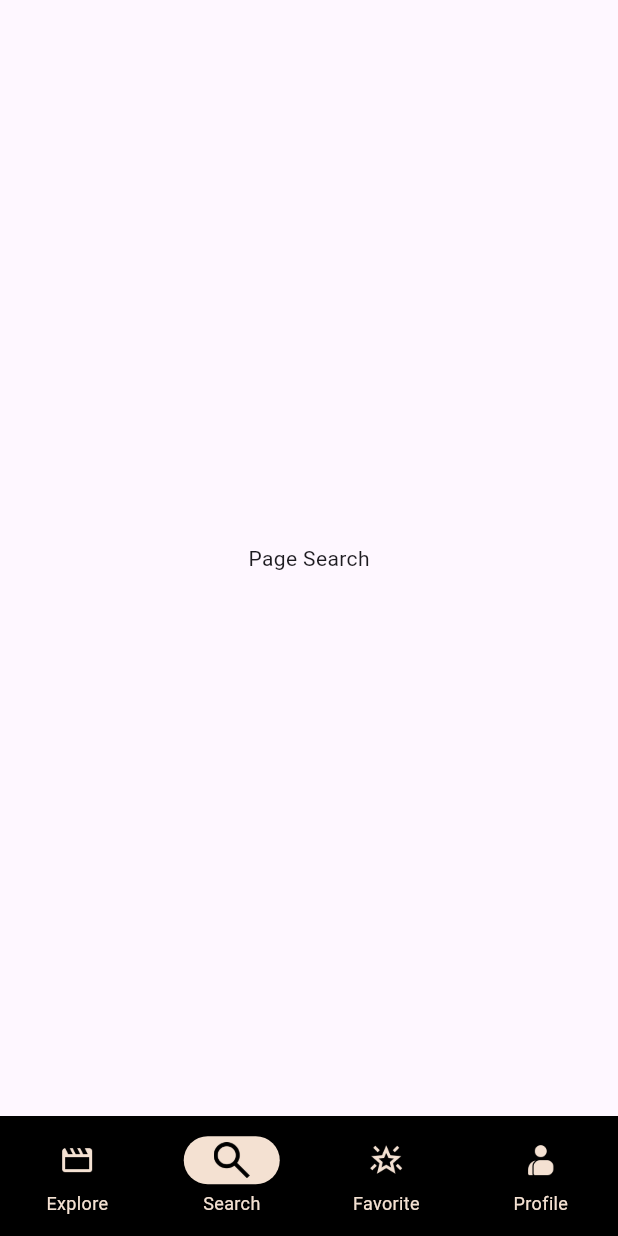
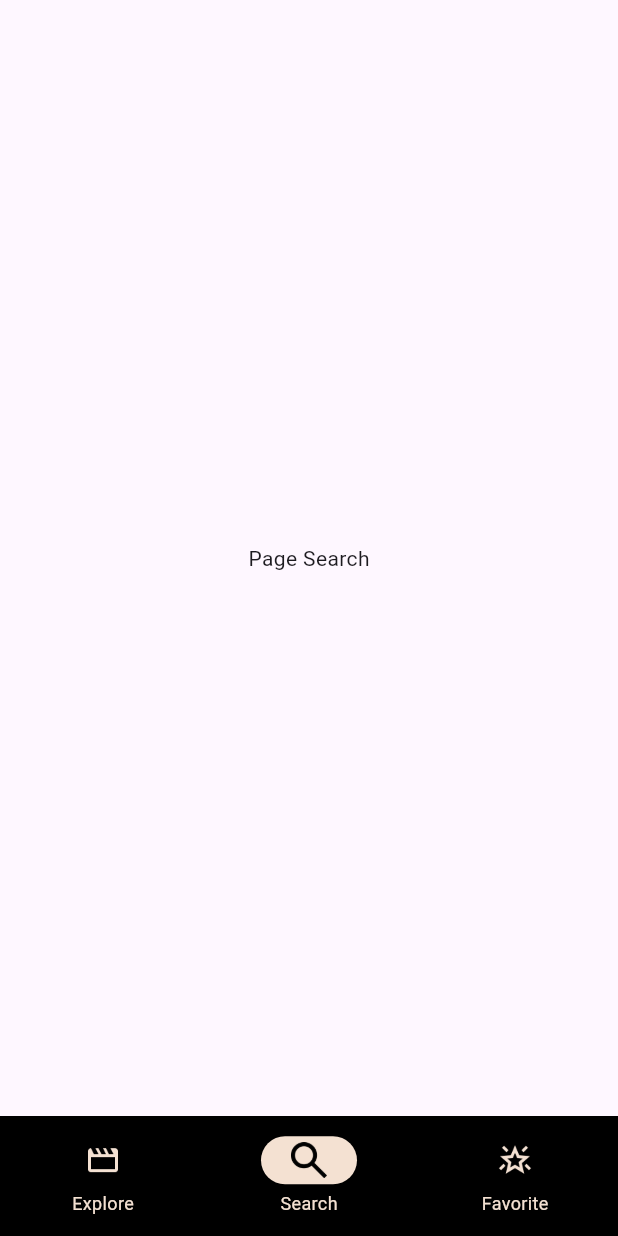
Before and after one commit to LucaLnoo/Lino-Robert-ClapCast-Flutter, a Flutter app: the screen it shows after launch, item 2 of the bottom bar chosen, on a phone screen of 412 x 824 dp. Run offline on Flutter 3.47's test engine with Material 3 defaults, Android fonts, the phone set to English and light mode, and no system bars; our stand-ins replace dio, retrofit; generated files the repository leaves out were written again; statements that could not run were skipped.

Commit message:
Delete profil icon from navigation_bar

```diff
--- a/ClapCastFlutter/lib/app/widgets/navigation_bar.dart
+++ b/ClapCastFlutter/lib/app/widgets/navigation_bar.dart
@@ -20,7 +20,6 @@ class _MainLayoutState extends State<NavigationBarHandler> {
     const DashboardScreen(),
     const Center(child: Text("Page Search")),
     const Center(child: Text("Page Favorite")),
-    const Center(child: Text("Page Profile")),
   ];
 
   @override
@@ -113,26 +112,7 @@ class NavigationBarFooter extends StatelessWidget {
           ),
 
           label: 'Favorite',
-        ),
-
-        NavigationDestination(
-          icon: Image.asset(
-            Assets.assetsIcContactsProduct,
-            width: AppImageSize.medium,
-            height: AppImageSize.medium,
-            color: AppColor.appContrast,
-          ),
-
-          selectedIcon: Image.asset(
-            Assets.assetsIcContactsProduct,
-            width: AppImageSize.medium,
-            height: AppImageSize.medium,
-            color: AppColor.black,
-          ),
-
-          label: 'Profile',
-        ),
-
+        )
 
       ],
         backgroundColor: AppColor.black,
```
